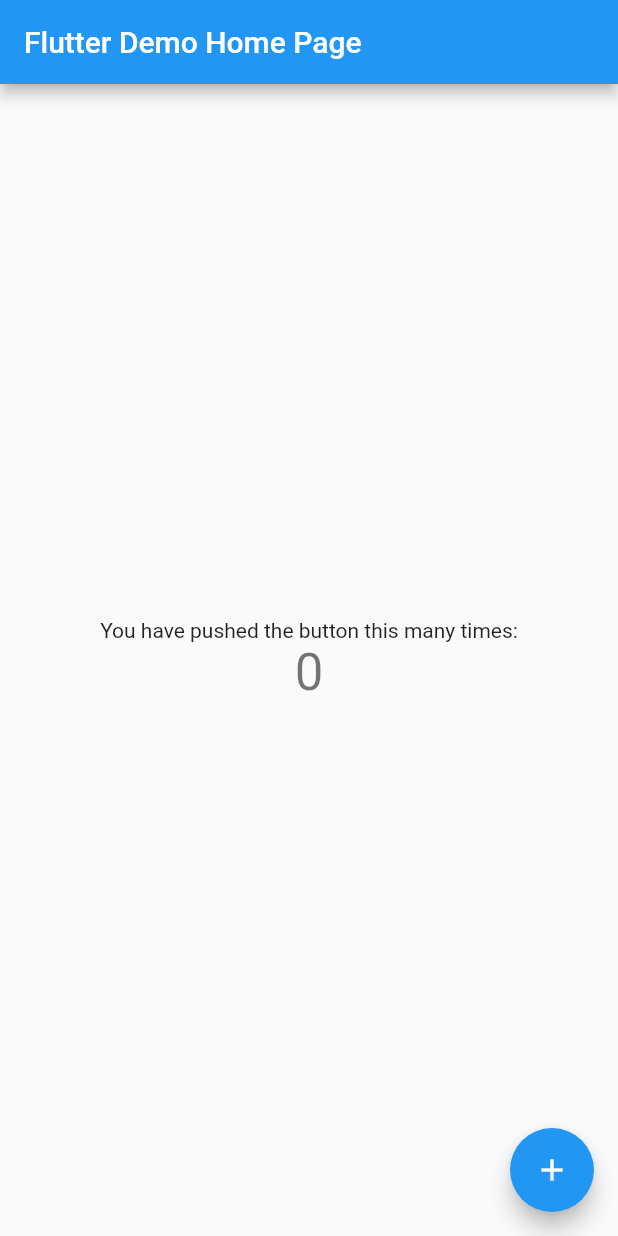
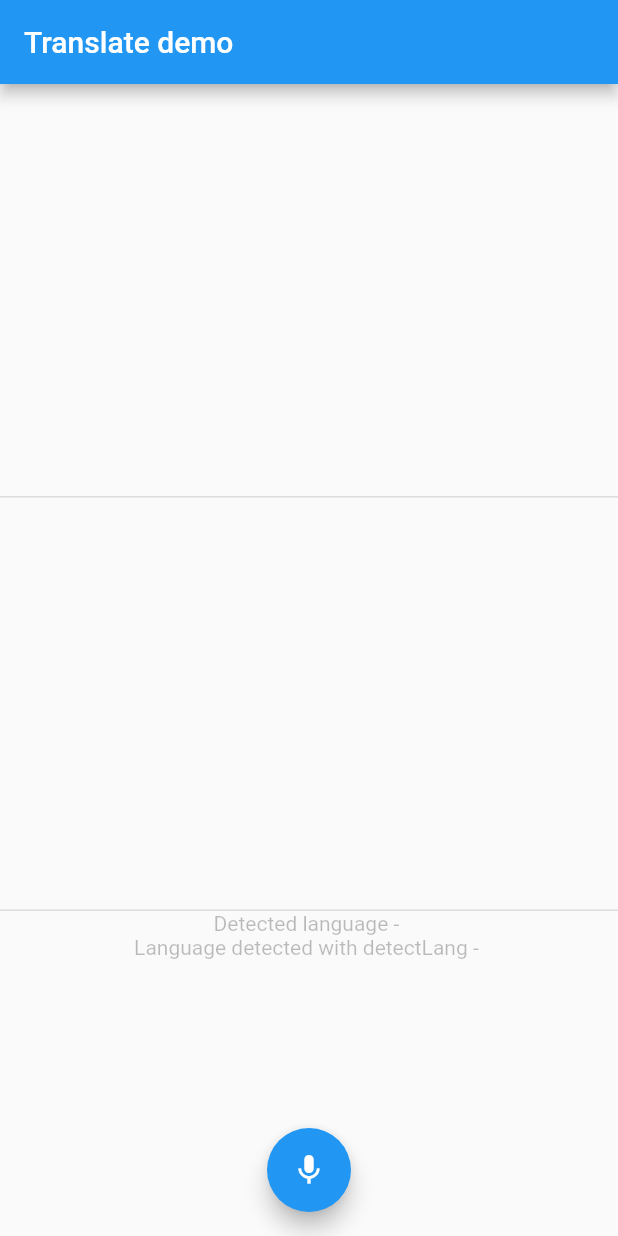
Before and after one commit to kangbba/translate, a Flutter app: the screen it shows after launch, on a phone screen of 412 x 824 dp. Run offline on Flutter 3.47's test engine with Material 2 defaults, Android fonts, the phone set to English and light mode, and no system bars; our stand-ins replace speech_to_text; missing offline and left inert: google_cloud_translation.

Commit message:
google translate api & voice recognition

```diff
--- a/lib/main.dart
+++ b/lib/main.dart
@@ -1,4 +1,6 @@
 import 'package:flutter/material.dart';
+
+import 'main_screen.dart';
 
 void main() {
   runApp(const MyApp());
@@ -13,103 +15,9 @@ class MyApp extends StatelessWidget {
     return MaterialApp(
       title: 'Flutter Demo',
       theme: ThemeData(
-        // This is the theme of your application.
-        //
-        // Try running your application with "flutter run". You'll see the
-        // application has a blue toolbar. Then, without quitting the app, try
-        // changing the primarySwatch below to Colors.green and then invoke
-        // "hot reload" (press "r" in the console where you ran "flutter run",
-        // or simply save your changes to "hot reload" in a Flutter IDE).
-        // Notice that the counter didn't reset back to zero; the application
-        // is not restarted.
         primarySwatch: Colors.blue,
       ),
-      home: const MyHomePage(title: 'Flutter Demo Home Page'),
+      home: MainScreen(),
     );
   }
 }
-
-class MyHomePage extends StatefulWidget {
-  const MyHomePage({super.key, required this.title});
-
-  // This widget is the home page of your application. It is stateful, meaning
-  // that it has a State object (defined below) that contains fields that affect
-  // how it looks.
-
-  // This class is the configuration for the state. It holds the values (in this
-  // case the title) provided by the parent (in this case the App widget) and
-  // used by the build method of the State. Fields in a Widget subclass are
-  // always marked "final".
-
-  final String title;
-
-  @override
-  State<MyHomePage> createState() => _MyHomePageState();
-}
-
-class _MyHomePageState extends State<MyHomePage> {
-  int _counter = 0;
-
-  void _incrementCounter() {
-    setState(() {
-      // This call to setState tells the Flutter framework that something has
-      // changed in this State, which causes it to rerun the build method below
-      // so that the display can reflect the updated values. If we changed
-      // _counter without calling setState(), then the build method would not be
-      // called again, and so nothing would appear to happen.
-      _counter++;
-    });
-  }
-
-  @override
-  Widget build(BuildContext context) {
-    // This method is rerun every time setState is called, for instance as done
-    // by the _incrementCounter method above.
-    //
-    // The Flutter framework has been optimized to make rerunning build methods
-    // fast, so that you can just rebuild anything that needs updating rather
-    // than having to individually change instances of widgets.
-    return Scaffold(
-      appBar: AppBar(
-        // Here we take the value from the MyHomePage object that was created by
-        // the App.build method, and use it to set our appbar title.
-        title: Text(widget.title),
-      ),
-      body: Center(
-        // Center is a layout widget. It takes a single child and positions it
-        // in the middle of the parent.
-        child: Column(
-          // Column is also a layout widget. It takes a list of children and
-          // arranges them vertically. By default, it sizes itself to fit its
-          // children horizontally, and tries to be as tall as its parent.
-          //
-          // Invoke "debug painting" (press "p" in the console, choose the
-          // "Toggle Debug Paint" action from the Flutter Inspector in Android
-          // Studio, or the "Toggle Debug Paint" command in Visual Studio Code)
-          // to see the wireframe for each widget.
-          //
-          // Column has various properties to control how it sizes itself and
-          // how it positions its children. Here we use mainAxisAlignment to
-          // center the children vertically; the main axis here is the vertical
-          // axis because Columns are vertical (the cross axis would be
-          // horizontal).
-          mainAxisAlignment: MainAxisAlignment.center,
-          children: <Widget>[
-            const Text(
-              'You have pushed the button this many times:',
-            ),
-            Text(
-              '$_counter',
-              style: Theme.of(context).textTheme.headline4,
-            ),
-          ],
-        ),
-      ),
-      floatingActionButton: FloatingActionButton(
-        onPressed: _incrementCounter,
-        tooltip: 'Increment',
-        child: const Icon(Icons.add),
-      ), // This trailing comma makes auto-formatting nicer for build methods.
-    );
-  }
-}
--- /dev/null
+++ b/lib/main_screen.dart
@@ -0,0 +1,214 @@
+import 'package:flutter/material.dart';
+import 'package:google_cloud_translation/google_cloud_translation.dart';
+import 'package:speech_to_text/speech_recognition_result.dart';
+import 'package:speech_to_text/speech_to_text.dart';
+
+
+class MainScreen extends StatefulWidget {
+  const MainScreen({Key? key}) : super(key: key);
+
+  @override
+  State<MainScreen> createState() => _MainScreenState();
+}
+
+class _MainScreenState extends State<MainScreen> with SingleTickerProviderStateMixin {
+  late Translation _translation;
+
+  TranslationModel _translated = TranslationModel(
+      translatedText: '', detectedSourceLanguage: '');
+  TranslationModel _detected = TranslationModel(
+      translatedText: '', detectedSourceLanguage: '');
+
+  //audio button
+  late AnimationController _animationController;
+  late Animation<Color?> _animateColor;
+  late Animation<double> _animateIcon;
+  Curve _curve = Curves.easeOut;
+  late Size screenSize;
+
+  //audio recognition
+  SpeechToText _speechToText = SpeechToText();
+  bool _speechEnabled = false;
+  String _lastWords = '';
+
+  /// This has to happen only once per app
+  void _initSpeech() async {
+    _speechEnabled = await _speechToText.initialize();
+    setState(() {});
+  }
+
+  /// Each time to start a speech recognition session
+  void _startListening() async {
+    await _speechToText.listen(onResult: _onSpeechResult);
+    setState(() {});
+  }
+
+  /// Manually stop the active speech recognition session
+  /// Note that there are also timeouts that each platform enforces
+  /// and the SpeechToText plugin supports setting timeouts on the
+  /// listen method.
+  void _stopListening() async {
+    await _speechToText.stop();
+    setState(() {
+      _textTranslate(_lastWords);
+      print("stop listening");
+    });
+  }
+
+  /// This is the callback that the SpeechToText plugin calls when
+  /// the platform returns recognized words.
+  void _onSpeechResult(SpeechRecognitionResult result) {
+    setState(() {
+      _lastWords = result.recognizedWords;
+    });
+  }
+
+
+  @override
+  void initState() {
+    _translation = Translation(
+      apiKey: 'AIzaSyCAPrLH8rFGJLoumRMZXUqQYAK7Q142t9E',
+    );
+
+    _animationController =
+    AnimationController(vsync: this, duration: Duration(milliseconds: 500))
+      ..addListener(() {
+        setState(() {});
+      });
+    _animateIcon =
+        Tween<double>(begin: 0.0, end: 1.0).animate(_animationController);
+    _animateColor = ColorTween(
+      begin: Colors.blue,
+      end: Colors.red,
+    ).animate(CurvedAnimation(
+      parent: _animationController,
+      curve: Interval(
+        0.00,
+        1.00,
+        curve: _curve,
+      ),
+    ));
+
+    _initSpeech();
+    super.initState();
+  }
+
+  @override
+  void dispose() {
+    // TODO: implement dispose
+    _animationController.dispose();
+    super.dispose();
+  }
+  @override
+  Widget build(BuildContext context) {
+    screenSize = MediaQuery
+        .of(context)
+        .size;
+    return Scaffold(
+      appBar: AppBar(
+        title: Text('Translate demo'),
+      ),
+      body: Column(
+        children: [
+
+          _translateFrame_before(),
+          _divider(screenSize.width, 1, 0, 0),
+          _translateFrame_after(),
+          _divider(screenSize.width, 1, 0, 0),
+          _descriptionFrame(),
+        ],
+      ),
+      floatingActionButton: audioButton(),
+      floatingActionButtonLocation: FloatingActionButtonLocation.centerFloat,
+    );
+  }
+
+  ElevatedButton _translateBtn() {
+    return ElevatedButton(
+            onPressed: () {
+              _textTranslate(_lastWords);
+            },
+
+            child: Text("TRANSLATE")
+        );
+  }
+
+  Widget _descriptionFrame()
+  {
+    return Positioned(
+        bottom: 100,
+        child: Column(
+          children: [
+            Text('Detected language - ${_translated.detectedSourceLanguage}',
+                style: TextStyle(color: Colors.black26, )),
+            Text('Language detected with detectLang - ${_detected.detectedSourceLanguage}',
+                style: TextStyle(color: Colors.black26)
+            )
+          ],
+        )
+    );
+  }
+
+  Widget _translateFrame_before()
+  {
+    return SizedBox(
+      width: screenSize.width,
+      height: screenSize.height/3,
+      child: Column(
+          children :
+         [
+           _recognizedText(),
+           _speechDescText(),
+         ]
+      ),
+    );
+  }
+  Widget _translateFrame_after() {
+    return SizedBox(
+      width: screenSize.width,
+      height: screenSize.height/3,
+      child: Text(_translated.translatedText,
+        style: TextStyle(color: Colors.blueAccent),
+        textAlign: TextAlign.start,),
+    );
+  }
+  _textTranslate(String str) async
+  {
+    _translated = await _translation.translate(text: str, to: 'en');
+    _detected = await _translation.detectLang(text: str);
+    setState(() {});
+  }
+
+  Widget audioButton() {
+    return FloatingActionButton(
+        onPressed:
+        _speechToText.isNotListening ? _startListening : _stopListening,
+        tooltip: '음성인식 하시려면 눌러주세요',
+        child: Icon(_speechToText.isNotListening ? Icons.mic : Icons.pause),
+    );
+  }
+
+  Widget _divider(double width, double height, double beforeGap, double afterGap) {
+    return Column(
+        children: [
+          SizedBox(height: beforeGap,),
+          Container(
+            color: Colors.black12,
+            width: width,
+            height: height,
+          ),
+          SizedBox(height: afterGap,),
+        ]
+    );
+  }
+
+  Widget _recognizedText() {
+    return Padding(
+      padding: const EdgeInsets.all(20.0),
+      child: Align(alignment : Alignment.centerLeft, child : Text('$_lastWords')),
+    );
+  }
+  Widget _speechDescText() {
+    return Text( _speechToText.isListening ? 'Tap the microphone to start listening...' : '', style: TextStyle(color: Colors.redAccent),);
+  }
+}
--- a/pubspec.yaml
+++ b/pubspec.yaml
@@ -28,7 +28,11 @@ environment:
 # dependencies can be manually updated by changing the version numbers below to
 # the latest version available on pub.dev. To see which dependencies have newer
 # versions available, run `flutter pub outdated`.
+
+  # Functionalities
 dependencies:
+  google_cloud_translation: ^0.0.3
+  speech_to_text: ^6.1.1
   flutter:
     sdk: flutter
 
```
Also changed, not shown: 10 other files.
